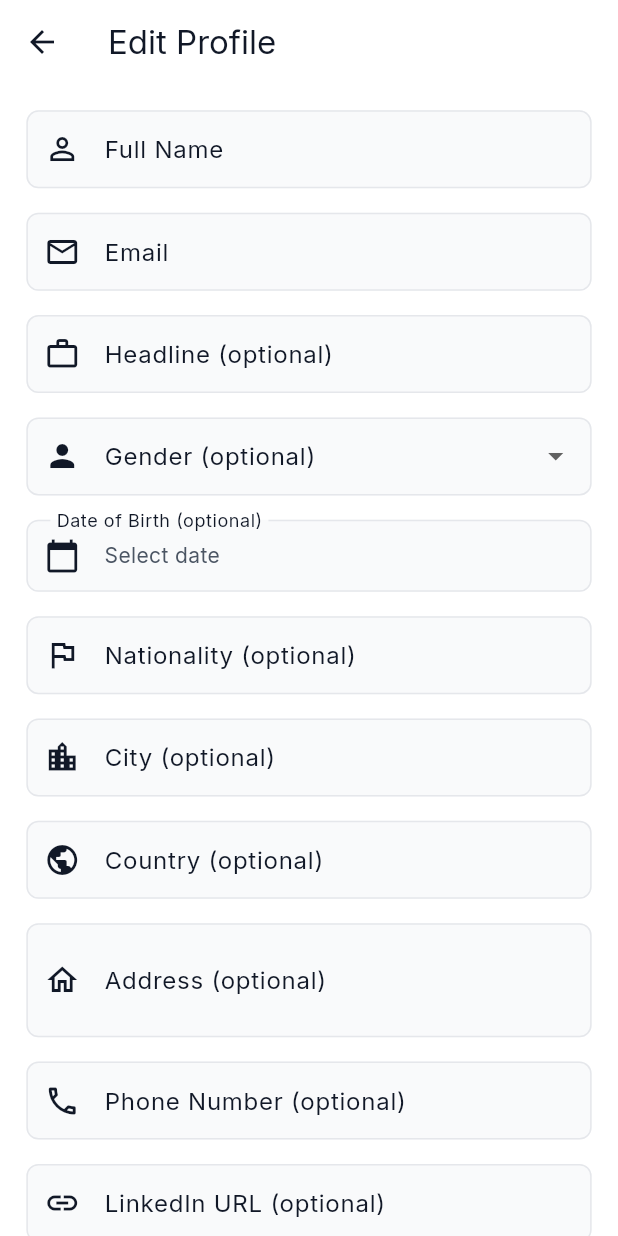
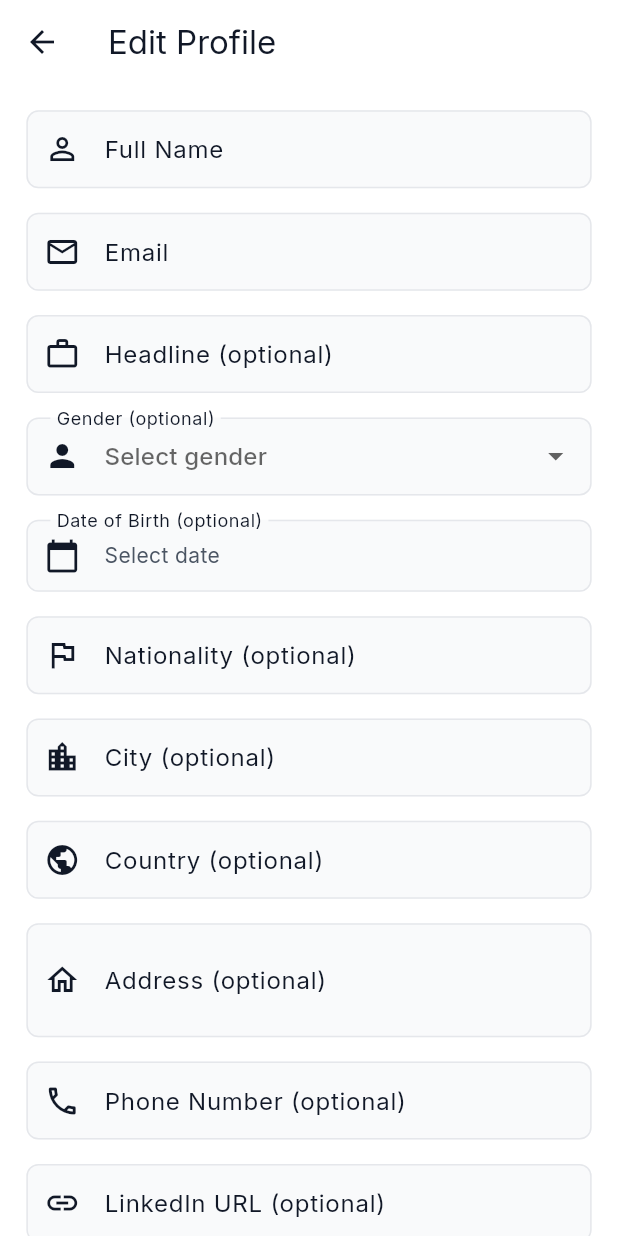
Before and after one commit to anmar1986/jobsiq, a Flutter app: the EditProfilePage screen opened by its route, on a phone screen of 412 x 824 dp. Run offline on Flutter 3.47's test engine with Material 3 defaults, Android fonts, the phone set to English and light mode, and no system bars; our stand-ins replace connectivity_plus, dartz, dio, equatable, flutter_bloc, flutter_screenutil and 5 more; accounts and stored records are empty.

Commit message:
remove deprecated values, define colors in the theme

```diff
--- a/frontend/lib/core/theme/app_theme.dart
+++ b/frontend/lib/core/theme/app_theme.dart
@@ -152,6 +152,26 @@ class AppTheme {
       ),
       behavior: SnackBarBehavior.floating,
     ),
+
+    // Switch Theme
+    switchTheme: SwitchThemeData(
+      thumbColor: WidgetStateProperty.resolveWith<Color>(
+        (Set<WidgetState> states) {
+          if (states.contains(WidgetState.selected)) {
+            return AppColors.primary;
+          }
+          return AppColors.grey400;
+        },
+      ),
+      trackColor: WidgetStateProperty.resolveWith<Color>(
+        (Set<WidgetState> states) {
+          if (states.contains(WidgetState.selected)) {
+            return AppColors.primary.withValues(alpha: 0.5);
+          }
+          return AppColors.grey300;
+        },
+      ),
+    ),
   );
 
   static ThemeData darkTheme = ThemeData(
@@ -303,5 +323,25 @@ class AppTheme {
       ),
       behavior: SnackBarBehavior.floating,
     ),
+
+    // Switch Theme
+    switchTheme: SwitchThemeData(
+      thumbColor: WidgetStateProperty.resolveWith<Color>(
+        (Set<WidgetState> states) {
+          if (states.contains(WidgetState.selected)) {
+            return AppColors.primary;
+          }
+          return AppColors.grey600;
+        },
+      ),
+      trackColor: WidgetStateProperty.resolveWith<Color>(
+        (Set<WidgetState> states) {
+          if (states.contains(WidgetState.selected)) {
+            return AppColors.primary.withValues(alpha: 0.5);
+          }
+          return AppColors.grey700;
+        },
+      ),
+    ),
   );
 }
--- a/frontend/lib/presentation/pages/cvs/forms/cv_additional_info_form.dart
+++ b/frontend/lib/presentation/pages/cvs/forms/cv_additional_info_form.dart
@@ -157,7 +157,6 @@ class _CvAdditionalInfoFormState extends State<CvAdditionalInfoForm> {
                       color: AppColors.textSecondary,
                     ),
                   ),
-                  activeThumbColor: AppColors.primary,
                   secondary: Icon(
                     _isPublic ? Icons.public : Icons.lock,
                     color: _isPublic ? AppColors.primary : Colors.grey,
@@ -188,7 +187,6 @@ class _CvAdditionalInfoFormState extends State<CvAdditionalInfoForm> {
                       color: AppColors.textSecondary,
                     ),
                   ),
-                  activeThumbColor: AppColors.primary,
                   secondary: Icon(
                     _isPrimary ? Icons.star : Icons.star_border,
                     color: _isPrimary ? AppColors.primary : Colors.grey,
--- a/frontend/lib/presentation/pages/profile/edit_profile_page.dart
+++ b/frontend/lib/presentation/pages/profile/edit_profile_page.dart
@@ -196,7 +196,6 @@ class _EditProfilePageState extends State<EditProfilePage> {
                   ),
                   SizedBox(height: 16.h),
                   DropdownButtonFormField<String>(
-                    initialValue: _selectedGender,
                     decoration: const InputDecoration(
                       labelText: 'Gender (optional)',
                       prefixIcon: Icon(Icons.person),
@@ -206,6 +205,23 @@ class _EditProfilePageState extends State<EditProfilePage> {
                       DropdownMenuItem(value: 'female', child: Text('Female')),
                       DropdownMenuItem(value: 'other', child: Text('Other')),
                     ],
+                    selectedItemBuilder: (BuildContext context) {
+                      return ['male', 'female', 'other']
+                          .map<Widget>((String value) {
+                        return Text(value == 'male'
+                            ? 'Male'
+                            : value == 'female'
+                                ? 'Female'
+                                : 'Other');
+                      }).toList();
+                    },
+                    hint: Text(_selectedGender != null
+                        ? (_selectedGender == 'male'
+                            ? 'Male'
+                            : _selectedGender == 'female'
+                                ? 'Female'
+                                : 'Other')
+                        : 'Select gender'),
                     onChanged: isLoading
                         ? null
                         : (value) {
```
Also changed, not shown: frontend/lib/presentation/pages/cvs/forms/cv_skills_languages_form.dart (+10 -1 lines), frontend/lib/presentation/pages/profile/my_applications_page.dart (+11 -1 lines).
